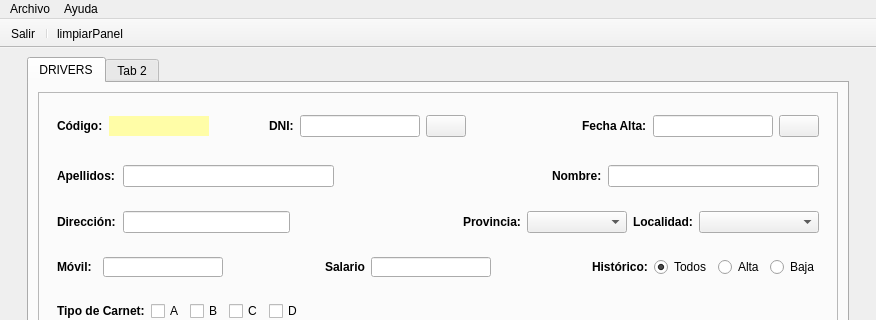
First picture: the form in TEMA 1/templates/MainWindow.ui, repository braisdp6/2DAM_DI, before the edit; both pictures show x 0 to 876 and y 0 to 320 of the 876 by 689 pixel window.
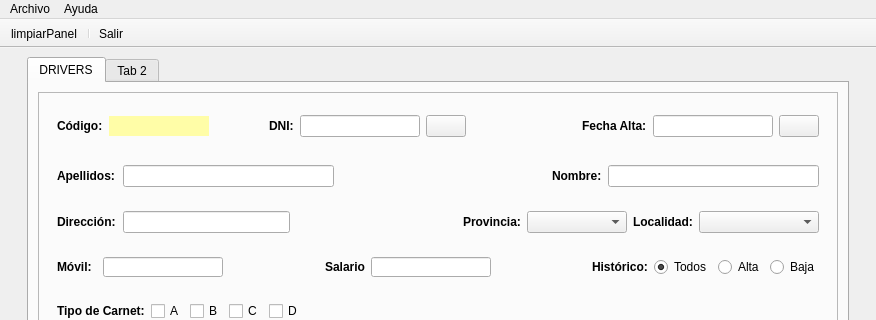
Second picture: the form after the edit. Icons and pictures are not drawn.

```diff
--- a/TEMA 1/templates/MainWindow.ui
+++ b/TEMA 1/templates/MainWindow.ui
@@ -997,9 +997,9 @@
    <attribute name="toolBarBreak">
     <bool>false</bool>
    </attribute>
-   <addaction name="actionBarSalir"/>
-   <addaction name="separator"/>
    <addaction name="actionLimpiarPanel"/>
+   <addaction name="separator"/>
+   <addaction name="actionBarSalir"/>
   </widget>
   <action name="actionBarSalir">
    <property name="icon">
```
